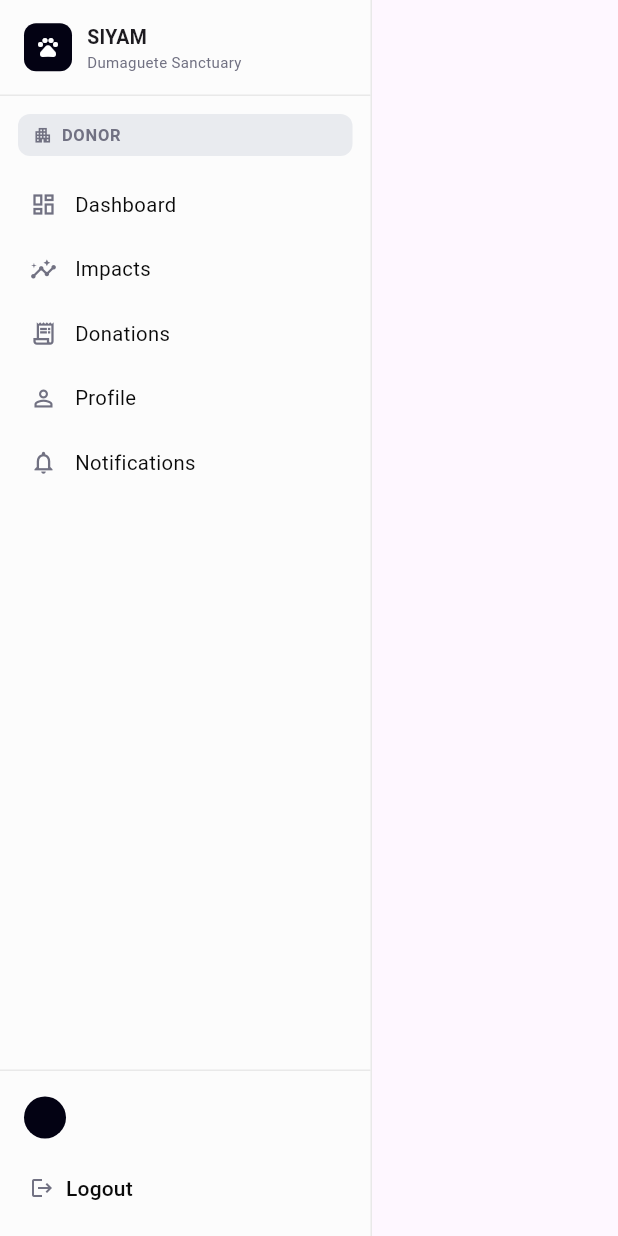
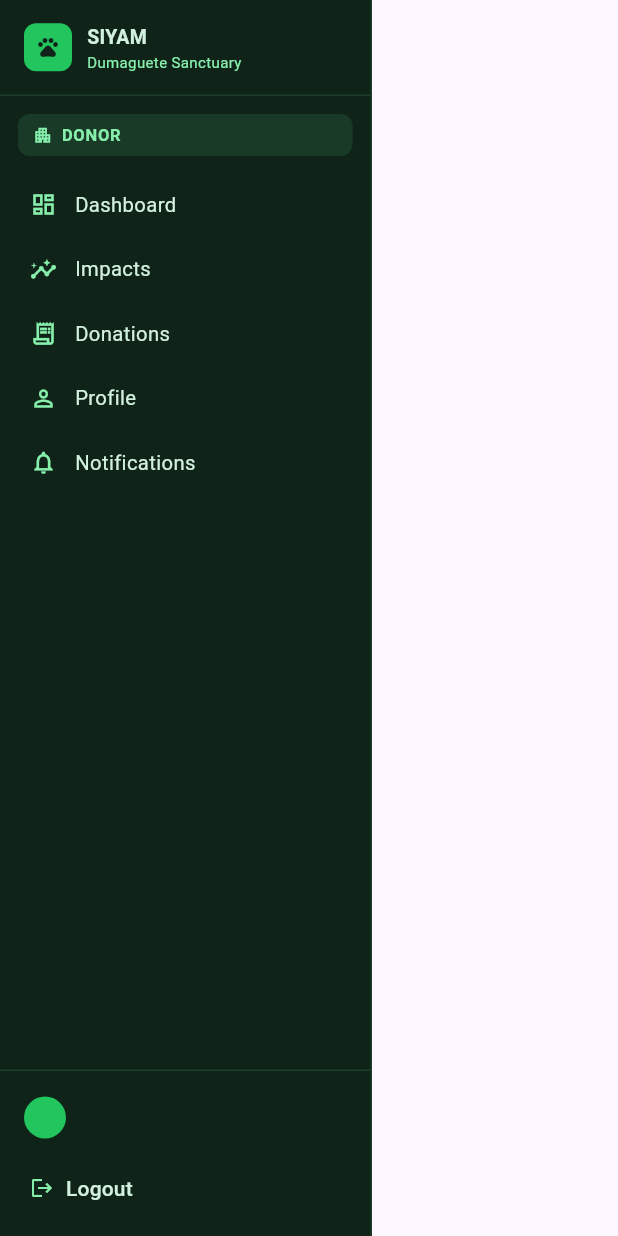
Before and after one commit to dandyrrom/siyam_flutter, a Flutter app: the SideNav widget shown alone on an empty page, opened directly with empty values, on a phone screen of 412 x 824 dp. Run offline on Flutter 3.47's test engine with Material 3 defaults, Android fonts, the phone set to English and light mode, and no system bars; our stand-ins replace go_router, google_fonts, supabase_flutter; accounts and stored records are empty.

Commit message:
theme green applied, but not good

```diff
--- a/lib/core/app_theme.dart
+++ b/lib/core/app_theme.dart
@@ -1,26 +1,42 @@
 import 'package:flutter/material.dart';
 import 'package:google_fonts/google_fonts.dart';
 
-/// Color tokens ported from the original design's
-/// default_shadcn_theme.css so the Flutter app keeps the same look.
+/// Color tokens ported from the original design's ACTIVE theme file,
+/// `src/styles/theme.css` (the green palette). The previous version of
+/// this file was ported from `default_shadcn_theme.css` instead, which
+/// is an unused generic scaffold that the React app never actually
+/// imports -- that's why the green theme wasn't showing up.
 class AppColors {
-  static const background = Color(0xFFFFFFFF);
-  static const foreground = Color(0xFF0A0A0A);
+  static const background = Color(0xFFF0F7F4);
+  static const foreground = Color(0xFF0F2318);
   static const card = Color(0xFFFFFFFF);
-  static const primary = Color(0xFF030213); // near-black navy, matches --primary
+  static const cardForeground = Color(0xFF0F2318);
+  static const primary = Color(0xFF16A34A); // green, matches --primary
   static const primaryForeground = Color(0xFFFFFFFF);
-  static const secondary = Color(0xFFF1F0F5);
-  static const muted = Color(0xFFECECF0);
-  static const mutedForeground = Color(0xFF717182);
-  static const accent = Color(0xFFE9EBEF);
-  static const destructive = Color(0xFFD4183D);
-  static const border = Color(0x1A000000);
-  static const inputBackground = Color(0xFFF3F3F5);
+  static const secondary = Color(0xFFE8F5EC);
+  static const secondaryForeground = Color(0xFF14532D);
+  static const muted = Color(0xFFE8F2EE);
+  static const mutedForeground = Color(0xFF5A7A66);
+  static const accent = Color(0xFF0D9488); // teal, matches --accent
+  static const accentForeground = Color(0xFFFFFFFF);
+  static const destructive = Color(0xFFDC2626);
+  static const border = Color(0xFFD1E5D9);
+  static const inputBackground = Color(0xFFF0F7F4);
+  static const warning = Color(0xFFD97706);
+  static const warningForeground = Color(0xFFFFFFFF);
 
-  static const sidebar = Color(0xFFFCFCFC);
-  static const sidebarBorder = Color(0xFFE9E9E9);
+  // Sidebar is its own dark-green surface with its own foreground
+  // tokens -- it is NOT the same as the light `background`/`foreground`
+  // pair above, so don't reuse those inside the sidebar.
+  static const sidebar = Color(0xFF0F2318);
+  static const sidebarForeground = Color(0xFFD1F0DE);
+  static const sidebarPrimary = Color(0xFF22C55E);
+  static const sidebarPrimaryForeground = Color(0xFF0F2318);
+  static const sidebarAccent = Color(0xFF1A3A28);
+  static const sidebarAccentForeground = Color(0xFF86EFAC);
+  static const sidebarBorder = Color(0xFF1E3D2A);
 
-  // Role accent colors (from the LoginPage role selector)
+  // Role accent colors (from the LoginPage role selector / chart-1,2,3)
   static const roleManager = Color(0xFF16A34A); // green
   static const roleStaff = Color(0xFF0D9488); // teal
   static const roleDonor = Color(0xFFEA580C); // orange
--- a/lib/widgets/side_nav.dart
+++ b/lib/widgets/side_nav.dart
@@ -40,10 +40,11 @@ class SideNav extends StatelessWidget {
                   width: 32,
                   height: 32,
                   decoration: BoxDecoration(
-                    color: AppColors.primary,
+                    color: AppColors.sidebarPrimary,
                     borderRadius: BorderRadius.circular(8),
                   ),
-                  child: const Icon(Icons.pets, size: 16, color: Colors.white),
+                  child: const Icon(Icons.pets,
+                      size: 16, color: AppColors.sidebarPrimaryForeground),
                 ),
                 if (!collapsed) ...[
                   const SizedBox(width: 10),
@@ -54,11 +55,14 @@ class SideNav extends StatelessWidget {
                       children: [
                         Text('SIYAM',
                             style: TextStyle(
-                                fontWeight: FontWeight.w700, fontSize: 13),
+                                fontWeight: FontWeight.w700,
+                                fontSize: 13,
+                                color: AppColors.sidebarForeground),
                             overflow: TextOverflow.ellipsis),
                         Text('Dumaguete Sanctuary',
                             style: TextStyle(
-                                fontSize: 10, color: AppColors.mutedForeground),
+                                fontSize: 10,
+                                color: AppColors.sidebarAccentForeground),
                             overflow: TextOverflow.ellipsis),
                       ],
                     ),
@@ -76,12 +80,13 @@ class SideNav extends StatelessWidget {
                 width: double.infinity,
                 padding: const EdgeInsets.symmetric(horizontal: 10, vertical: 6),
                 decoration: BoxDecoration(
-                  color: AppColors.accent,
+                  color: AppColors.sidebarAccent,
                   borderRadius: BorderRadius.circular(8),
                 ),
                 child: Row(
                   children: [
-                    const Icon(Icons.apartment, size: 13, color: AppColors.mutedForeground),
+                    const Icon(Icons.apartment,
+                        size: 13, color: AppColors.sidebarAccentForeground),
                     const SizedBox(width: 6),
                     Text(
                       appRoleToString(user.role).toUpperCase(),
@@ -89,7 +94,7 @@ class SideNav extends StatelessWidget {
                           fontSize: 11,
                           fontWeight: FontWeight.w600,
                           letterSpacing: 0.5,
-                          color: AppColors.mutedForeground),
+                          color: AppColors.sidebarAccentForeground),
                     ),
                   ],
                 ),
@@ -105,7 +110,7 @@ class SideNav extends StatelessWidget {
                 return Padding(
                   padding: const EdgeInsets.only(bottom: 2),
                   child: Material(
-                    color: active ? AppColors.primary : Colors.transparent,
+                    color: active ? AppColors.sidebarPrimary : Colors.transparent,
                     borderRadius: BorderRadius.circular(10),
                     child: InkWell(
                       borderRadius: BorderRadius.circular(10),
@@ -118,8 +123,8 @@ class SideNav extends StatelessWidget {
                             Icon(item.icon,
                                 size: 18,
                                 color: active
-                                    ? Colors.white
-                                    : AppColors.mutedForeground),
+                                    ? AppColors.sidebarPrimaryForeground
+                                    : AppColors.sidebarAccentForeground),
                             if (!collapsed) ...[
                               const SizedBox(width: 12),
                               Expanded(
@@ -131,8 +136,8 @@ class SideNav extends StatelessWidget {
                                     fontWeight:
                                         active ? FontWeight.w600 : FontWeight.w400,
                                     color: active
-                                        ? Colors.white
-                                        : AppColors.foreground,
+                                        ? AppColors.sidebarPrimaryForeground
+                                        : AppColors.sidebarForeground,
                                   ),
                                 ),
                               ),
@@ -163,12 +168,12 @@ class SideNav extends StatelessWidget {
                       children: [
                         CircleAvatar(
                           radius: 14,
-                          backgroundColor: AppColors.primary,
+                          backgroundColor: AppColors.sidebarPrimary,
                           child: Text(user.initials,
                               style: const TextStyle(
                                   fontSize: 11,
                                   fontWeight: FontWeight.w700,
-                                  color: Colors.white)),
+                                  color: AppColors.sidebarPrimaryForeground)),
                         ),
                         const SizedBox(width: 8),
                         Expanded(
@@ -179,12 +184,14 @@ class SideNav extends StatelessWidget {
                               Text(user.fullName,
                                   overflow: TextOverflow.ellipsis,
                                   style: const TextStyle(
-                                      fontSize: 12.5, fontWeight: FontWeight.w600)),
+                                      fontSize: 12.5,
+                                      fontWeight: FontWeight.w600,
+                                      color: AppColors.sidebarForeground)),
                               Text(user.email,
                                   overflow: TextOverflow.ellipsis,
                                   style: const TextStyle(
                                       fontSize: 11,
-                                      color: AppColors.mutedForeground)),
+                                      color: AppColors.sidebarAccentForeground)),
                             ],
                           ),
                         ),
@@ -196,10 +203,12 @@ class SideNav extends StatelessWidget {
                     await context.read<AuthController>().logout();
                     if (context.mounted) context.go('/login');
                   },
-                  icon: const Icon(Icons.logout, size: 16, color: AppColors.mutedForeground),
+                  icon: const Icon(Icons.logout,
+                      size: 16, color: AppColors.sidebarAccentForeground),
                   label: collapsed
                       ? const SizedBox.shrink()
-                      : const Text('Logout', style: TextStyle(color: AppColors.foreground)),
+                      : const Text('Logout',
+                          style: TextStyle(color: AppColors.sidebarForeground)),
                   style: TextButton.styleFrom(
                     alignment: Alignment.centerLeft,
                     padding: const EdgeInsets.symmetric(horizontal: 12, vertical: 10),
```
Lines whose indentation alone changed are shown as unchanged.
